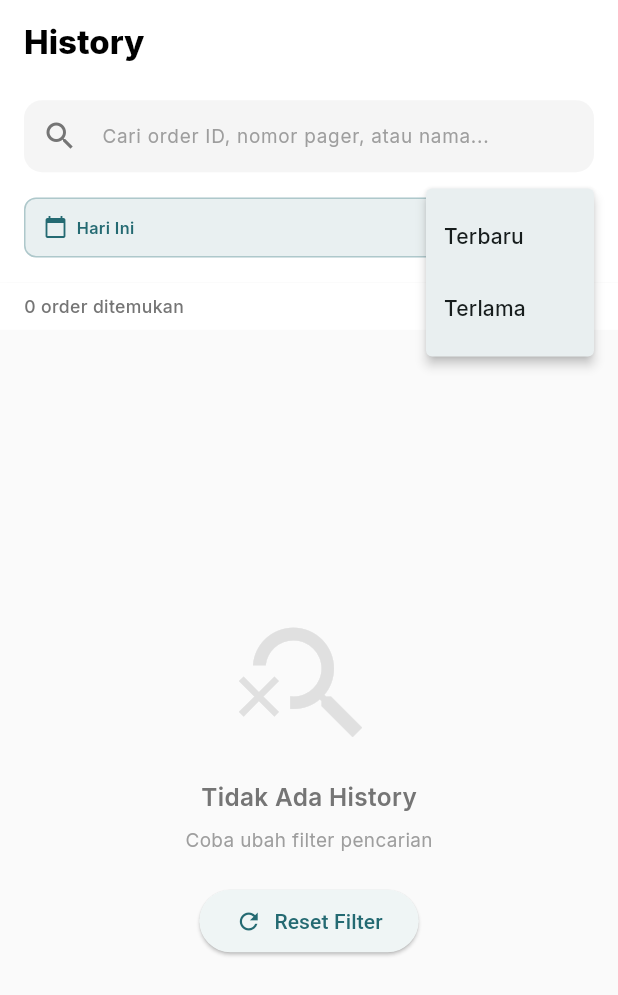
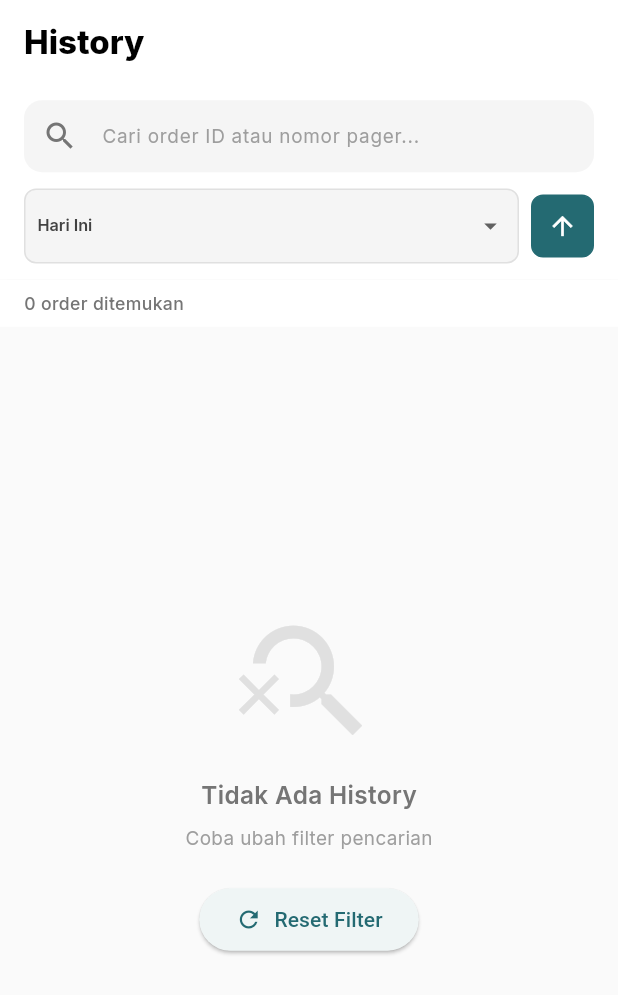
Before and after one commit to Squad-Qwat/Mobile-Pager_Flutter, a Flutter app: the HistoryPage screen opened directly, after a tap on the "arrow downward" icon, on a phone screen of 412 x 824 dp. Shown: the top 995 px of the screen. Run offline on Flutter 3.47's test engine with Material 3 defaults, Android fonts, the phone set to English and light mode, and no system bars; our stand-ins replace cloud_firestore, device_info_plus, firebase_auth, firebase_core, firebase_messaging, flutter_local_notifications and 10 more; missing offline and left inert: mobile_scanner; accounts and stored records are empty; statements that could not run were skipped.

Commit message:
feat: some design and codde refactor

```diff
--- a/lib/features/pager_history/presentation/pager_history_page.dart
+++ b/lib/features/pager_history/presentation/pager_history_page.dart
@@ -43,35 +43,25 @@ class _HistoryPageState extends ConsumerState<HistoryPage> {
     List<PagerModel> filtered = List.from(pagers);
 
     // Apply time filter
-    if (_filterOptions.timeFilter != 'all') {
     final now = DateTime.now();
     filtered = filtered.where((pager) {
       final pagerDate = pager.activatedAt ?? pager.createdAt;
 
       switch (_filterOptions.timeFilter) {
-          case 'today':
+        case TimeFilter.today:
           return pagerDate.year == now.year &&
               pagerDate.month == now.month &&
               pagerDate.day == now.day;
-          case 'yesterday':
-            final yesterday = now.subtract(const Duration(days: 1));
-            return pagerDate.year == yesterday.year &&
-                pagerDate.month == yesterday.month &&
-                pagerDate.day == yesterday.day;
-          case 'this_week':
+        case TimeFilter.thisWeek:
           final weekStart = now.subtract(Duration(days: now.weekday - 1));
           return pagerDate.isAfter(weekStart.subtract(const Duration(days: 1)));
-          case 'this_month':
+        case TimeFilter.thisMonth:
           return pagerDate.year == now.year && pagerDate.month == now.month;
-          case 'last_month':
-            final lastMonth = DateTime(now.year, now.month - 1);
-            return pagerDate.year == lastMonth.year &&
-                pagerDate.month == lastMonth.month;
-          default:
-            return true;
+        case TimeFilter.customRange:
+        case TimeFilter.customMonthYear:
+          return true; // Handle custom ranges if needed
       }
     }).toList();
-    }
 
     // Apply search query
     if (_filterOptions.searchQuery.isNotEmpty) {
@@ -142,13 +132,13 @@ class _HistoryPageState extends ConsumerState<HistoryPage> {
       appBar: _buildHeader(),
       body: Column(
         children: [
-          // View Mode Selector (Only for merchant)
-          if (user.isMerchant) _buildViewModeSelector(),
+          // Integrated Filter Bar (for merchant includes view mode)
+          _buildIntegratedFilterBar(user.isMerchant),
 
           // Content based on view mode
           Expanded(
             child: _viewMode == HistoryViewMode.allHistory
-                ? _buildAllHistoryView(historyPagersAsync)
+                ? _buildAllHistoryContent(historyPagersAsync)
                 : CustomerListView(merchantId: user.uid),
           ),
         ],
@@ -156,7 +146,7 @@ class _HistoryPageState extends ConsumerState<HistoryPage> {
     );
   }
 
-  Widget _buildViewModeSelector() {
+  Widget _buildIntegratedFilterBar(bool isMerchant) {
     return Container(
       padding: EdgeInsets.symmetric(horizontal: 16.w, vertical: 12.h),
       decoration: BoxDecoration(
@@ -169,20 +159,93 @@ class _HistoryPageState extends ConsumerState<HistoryPage> {
           ),
         ],
       ),
-      child: Row(
+      child: Column(
         children: [
-          Text(
-            'Tampilan:',
+          // Search Bar
+          TextField(
+            onChanged: (value) {
+              setState(() {
+                _filterOptions = _filterOptions.copyWith(searchQuery: value);
+              });
+              _applyFilters();
+            },
+            decoration: InputDecoration(
+              hintText: 'Cari order ID atau nomor pager...',
+              hintStyle: GoogleFonts.inter(
+                fontSize: 14.sp,
+                color: Colors.grey[500],
+              ),
+              prefixIcon: Icon(Icons.search, color: Colors.grey[600]),
+              filled: true,
+              fillColor: Colors.grey[100],
+              border: OutlineInputBorder(
+                borderRadius: BorderRadius.circular(12),
+                borderSide: BorderSide.none,
+              ),
+              contentPadding: EdgeInsets.symmetric(horizontal: 16.w, vertical: 12.h),
+            ),
+            style: GoogleFonts.inter(fontSize: 14.sp),
+          ),
+          SizedBox(height: 12.h),
+
+          // Filter Row: Time Filter + View Mode (for merchant) + Sort
+          Row(
+            children: [
+              // Time Filter Dropdown
+              Expanded(
+                flex: 2,
+                child: Container(
+                  padding: EdgeInsets.symmetric(horizontal: 8.w),
+                  decoration: BoxDecoration(
+                    color: Colors.grey[100],
+                    borderRadius: BorderRadius.circular(8),
+                    border: Border.all(color: Colors.grey[300]!),
+                  ),
+                  child: DropdownButtonHideUnderline(
+                    child: DropdownButton<TimeFilter>(
+                      value: _filterOptions.timeFilter,
+                      isExpanded: true,
+                      icon: Icon(Icons.arrow_drop_down, size: 20, color: Colors.grey[700]),
                       style: GoogleFonts.inter(
-              fontSize: 14.sp,
+                        fontSize: 12.sp,
                         fontWeight: FontWeight.w600,
-              color: Colors.grey[700],
+                        color: Colors.grey[800],
+                      ),
+                      items: [
+                        DropdownMenuItem(
+                          value: TimeFilter.today,
+                          child: Text('Hari Ini'),
+                        ),
+                        DropdownMenuItem(
+                          value: TimeFilter.thisWeek,
+                          child: Text('Minggu Ini'),
+                        ),
+                        DropdownMenuItem(
+                          value: TimeFilter.thisMonth,
+                          child: Text('Bulan Ini'),
+                        ),
+                      ],
+                      onChanged: (value) {
+                        if (value != null) {
+                          setState(() {
+                            _filterOptions = _filterOptions.copyWith(timeFilter: value);
+                          });
+                          _applyFilters();
+                        }
+                      },
                     ),
                   ),
-          SizedBox(width: 12.w),
+                ),
+              ),
+
+              SizedBox(width: 8.w),
+
+              // View Mode Dropdown (only for merchant)
+              if (isMerchant)
                 Expanded(
+                  flex: 2,
                   child: Container(
-              padding: EdgeInsets.symmetric(horizontal: 12.w),
+                    padding: EdgeInsets.symmetric(horizontal: 8.w),
                     decoration: BoxDecoration(
                       color: Colors.grey[100],
                       borderRadius: BorderRadius.circular(8),
@@ -192,20 +255,20 @@ class _HistoryPageState extends ConsumerState<HistoryPage> {
                       child: DropdownButton<HistoryViewMode>(
                         value: _viewMode,
                         isExpanded: true,
-                  icon: Icon(Icons.arrow_drop_down, color: AppColor.primary),
+                        icon: Icon(Icons.arrow_drop_down, size: 20, color: Colors.grey[700]),
                         style: GoogleFonts.inter(
-                    fontSize: 14.sp,
+                          fontSize: 12.sp,
                           fontWeight: FontWeight.w600,
-                    color: AppColor.primary,
+                          color: Colors.grey[800],
                         ),
                         items: [
                           DropdownMenuItem(
                             value: HistoryViewMode.allHistory,
-                      child: Text('Semua Riwayat'),
+                            child: Text('Riwayat'),
                           ),
                           DropdownMenuItem(
                             value: HistoryViewMode.perCustomer,
-                      child: Text('Per Customer'),
+                            child: Text('Customer'),
                           ),
                         ],
                         onChanged: (value) {
@@ -219,12 +282,87 @@ class _HistoryPageState extends ConsumerState<HistoryPage> {
                     ),
                   ),
                 ),
+
+              if (isMerchant) SizedBox(width: 8.w),
+
+              // Sort Toggle Button
+              InkWell(
+                onTap: () {
+                  setState(() {
+                    _filterOptions = _filterOptions.copyWith(
+                      sortOrder: _filterOptions.sortOrder == SortOrder.dateDescending
+                          ? SortOrder.dateAscending
+                          : SortOrder.dateDescending,
+                    );
+                  });
+                  _applyFilters();
+                },
+                borderRadius: BorderRadius.circular(8),
+                child: Container(
+                  padding: EdgeInsets.all(10),
+                  decoration: BoxDecoration(
+                    color: _filterOptions.sortOrder == SortOrder.dateAscending
+                        ? AppColor.primary
+                        : Colors.grey[100],
+                    borderRadius: BorderRadius.circular(8),
+                    border: Border.all(
+                      color: _filterOptions.sortOrder == SortOrder.dateAscending
+                          ? AppColor.primary
+                          : Colors.grey[300]!,
+                    ),
+                  ),
+                  child: Icon(
+                    _filterOptions.sortOrder == SortOrder.dateDescending
+                        ? Icons.arrow_downward
+                        : Icons.arrow_upward,
+                    size: 20,
+                    color: _filterOptions.sortOrder == SortOrder.dateAscending
+                        ? Colors.white
+                        : Colors.grey[700],
+                  ),
+                ),
+              ),
+            ],
+          ),
         ],
       ),
     );
   }
 
-  Widget _buildAllHistoryView(AsyncValue<List<PagerModel>> historyPagersAsync) {
+  void _showTimeFilterDialog() {
+    showDialog(
+      context: context,
+      builder: (context) => AlertDialog(
+        title: Text('Filter Waktu', style: GoogleFonts.inter(fontWeight: FontWeight.bold)),
+        content: Column(
+          mainAxisSize: MainAxisSize.min,
+          children: [
+            _buildTimeFilterOption('Hari Ini', TimeFilter.today),
+            _buildTimeFilterOption('Minggu Ini', TimeFilter.thisWeek),
+            _buildTimeFilterOption('Bulan Ini', TimeFilter.thisMonth),
+          ],
+        ),
+      ),
+    );
+  }
+
+  Widget _buildTimeFilterOption(String label, TimeFilter filter) {
+    return ListTile(
+      title: Text(label, style: GoogleFonts.inter()),
+      trailing: _filterOptions.timeFilter == filter
+          ? Icon(Icons.check, color: AppColor.primary)
+          : null,
+      onTap: () {
+        Navigator.pop(context);
+        setState(() {
+          _filterOptions = _filterOptions.copyWith(timeFilter: filter);
+        });
+        _applyFilters();
+      },
+    );
+  }
+
+  Widget _buildAllHistoryContent(AsyncValue<List<PagerModel>> historyPagersAsync) {
     return historyPagersAsync.when(
       data: (pagers) {
         final filteredPagers = _applyLocalFilters(pagers);
@@ -233,16 +371,6 @@ class _HistoryPageState extends ConsumerState<HistoryPage> {
 
         return Column(
           children: [
-            // Filter Widget
-            HistoryFilterWidget(
-              currentOptions: _filterOptions,
-              onFilterChanged: (newOptions) {
-                setState(() {
-                  _filterOptions = newOptions;
-                });
-                _applyFilters();
-              },
-            ),
 
             // Results Count
             _buildResultsInfo(filteredPagers.length),
@@ -415,18 +543,30 @@ class _HistoryPageState extends ConsumerState<HistoryPage> {
 
     return Container(
       margin: EdgeInsets.only(bottom: 12.h),
-      padding: EdgeInsets.all(16.w),
       decoration: BoxDecoration(
         color: Colors.white,
         borderRadius: BorderRadius.circular(12),
+        border: Border.all(
+          color: Colors.grey.shade200,
+          width: 1,
+        ),
         boxShadow: [
           BoxShadow(
-            color: Colors.black.withOpacity(0.04),
-            blurRadius: 8,
-            offset: const Offset(0, 2),
+            color: Colors.black.withOpacity(0.06),
+            blurRadius: 12,
+            offset: const Offset(0, 4),
+            spreadRadius: 0,
+          ),
+          BoxShadow(
+            color: Colors.black.withOpacity(0.02),
+            blurRadius: 4,
+            offset: const Offset(0, 1),
+            spreadRadius: 0,
           ),
         ],
       ),
+      child: Material(
+        color: Colors.transparent,
         child: InkWell(
           borderRadius: BorderRadius.circular(12),
           onTap: () {
@@ -437,10 +577,12 @@ class _HistoryPageState extends ConsumerState<HistoryPage> {
               ),
             );
           },
+          child: Padding(
+            padding: EdgeInsets.all(16.w),
             child: Column(
               crossAxisAlignment: CrossAxisAlignment.start,
               children: [
-            // Header: ID & Date/Time
+                // Header: ID & Status Badge
                 Row(
                   mainAxisAlignment: MainAxisAlignment.spaceBetween,
                   children: [
@@ -448,43 +590,50 @@ class _HistoryPageState extends ConsumerState<HistoryPage> {
                       child: Text(
                         pager.displayId,
                         style: GoogleFonts.inter(
-                      fontSize: 15.sp,
+                          fontSize: 16.sp,
                           fontWeight: FontWeight.w700,
                         ),
                       ),
                     ),
-                Text(
-                  formattedDate,
+                    Container(
+                      padding: EdgeInsets.symmetric(horizontal: 10.w, vertical: 6.h),
+                      decoration: BoxDecoration(
+                        color: _getStatusColor(pager.status),
+                        borderRadius: BorderRadius.circular(6),
+                      ),
+                      child: Text(
+                        _getStatusText(pager.status).toUpperCase(),
                         style: GoogleFonts.inter(
-                    fontSize: 12.sp,
-                    color: Colors.grey.shade600,
+                          fontSize: 11.sp,
+                          fontWeight: FontWeight.w700,
+                          color: Colors.white,
+                        ),
                       ),
                     ),
                   ],
                 ),
                 SizedBox(height: 12.h),
 
-            // Details: Nomor Pager & Label
+                // Details Row: Queue Number & Label
                 Row(
-              mainAxisAlignment: MainAxisAlignment.spaceBetween,
                   children: [
-                // Nomor Pager Column
+                    // Queue Number
                     Expanded(
                       child: Column(
                         crossAxisAlignment: CrossAxisAlignment.start,
                         children: [
                           Text(
-                        'Nomor Pager',
+                            'Queue',
                             style: GoogleFonts.inter(
-                          fontSize: 12.sp,
+                              fontSize: 11.sp,
                               color: Colors.grey.shade600,
                             ),
                           ),
-                      SizedBox(height: 4.h),
+                          SizedBox(height: 2.h),
                           Text(
                             '#${pager.queueNumber ?? pager.number}',
                             style: GoogleFonts.inter(
-                          fontSize: 14.sp,
+                              fontSize: 15.sp,
                               fontWeight: FontWeight.w700,
                             ),
                           ),
@@ -492,7 +641,7 @@ class _HistoryPageState extends ConsumerState<HistoryPage> {
                       ),
                     ),
 
-                // Label Column
+                    // Label if exists
                     if (pager.label != null)
                       Expanded(
                         child: Column(
@@ -501,20 +650,30 @@ class _HistoryPageState extends ConsumerState<HistoryPage> {
                             Text(
                               'Lokasi',
                               style: GoogleFonts.inter(
-                            fontSize: 12.sp,
+                                fontSize: 11.sp,
                                 color: Colors.grey.shade600,
                               ),
                             ),
-                        SizedBox(height: 4.h),
+                            SizedBox(height: 2.h),
                             Text(
                               pager.label!,
                               style: GoogleFonts.inter(
-                            fontSize: 14.sp,
-                            fontWeight: FontWeight.w700,
+                                fontSize: 13.sp,
+                                fontWeight: FontWeight.w600,
                               ),
                               overflow: TextOverflow.ellipsis,
                             ),
                           ],
+                        ),
+                      ),
+
+                    // Date
+                    Text(
+                      formattedDate,
+                      style: GoogleFonts.inter(
+                        fontSize: 12.sp,
+                        color: Colors.grey.shade600,
+                        fontWeight: FontWeight.w500,
                       ),
                     ),
                   ],
@@ -522,33 +681,12 @@ class _HistoryPageState extends ConsumerState<HistoryPage> {
                 SizedBox(height: 12.h),
 
                 // Divider
-            Divider(color: Colors.grey.shade300, height: 1),
+                Divider(color: Colors.grey.shade200, height: 1),
                 SizedBox(height: 12.h),
 
-            // Footer: Status Badge & Detail Button
+                // Footer: View Detail Link
                 Row(
-              mainAxisAlignment: MainAxisAlignment.spaceBetween,
-              children: [
-                Container(
-                  padding: EdgeInsets.symmetric(horizontal: 10.w, vertical: 6.h),
-                  decoration: BoxDecoration(
-                    color: _getStatusColor(pager.status).withOpacity(0.1),
-                    borderRadius: BorderRadius.circular(6),
-                    border: Border.all(
-                      color: _getStatusColor(pager.status).withOpacity(0.3),
-                      width: 1,
-                    ),
-                  ),
-                  child: Text(
-                    _getStatusText(pager.status),
-                    style: GoogleFonts.inter(
-                      fontSize: 11.sp,
-                      fontWeight: FontWeight.w600,
-                      color: _getStatusColor(pager.status),
-                    ),
-                  ),
-                ),
-                Row(
+                  mainAxisAlignment: MainAxisAlignment.end,
                   children: [
                     Text(
                       'Lihat Detail',
@@ -568,11 +706,12 @@ class _HistoryPageState extends ConsumerState<HistoryPage> {
                 ),
               ],
             ),
-          ],
+          ),
         ),
       ),
     );
   }
+
 
   Color _getStatusColor(PagerStatus status) {
     switch (status) {
--- a/lib/main_navigation.dart
+++ b/lib/main_navigation.dart
@@ -4,7 +4,7 @@ import 'package:google_fonts/google_fonts.dart';
 import 'package:iconsax_flutter/iconsax_flutter.dart';
 import 'package:mobile_pager_flutter/core/providers/navigation_provider.dart';
 import 'package:mobile_pager_flutter/core/theme/app_color.dart';
-import 'package:mobile_pager_flutter/features/active_pagers/presentation/active_pagers_page.dart';
+import 'package:mobile_pager_flutter/features/pager/presentation/pages/active_pagers_page.dart';
 import 'package:mobile_pager_flutter/features/authentication/presentation/providers/auth_providers.dart';
 import 'package:mobile_pager_flutter/features/pager_history/presentation/pager_history_page.dart';
 import 'package:mobile_pager_flutter/features/pager_qr_view/presentation/qr_view_page.dart';
```
Also changed, not shown: lib/features/pager/presentation/pages/active_pagers_page.dart (renamed from lib/features/active_pagers/presentation/active_pagers_page.dart). Lines whose indentation alone changed are shown as unchanged.
